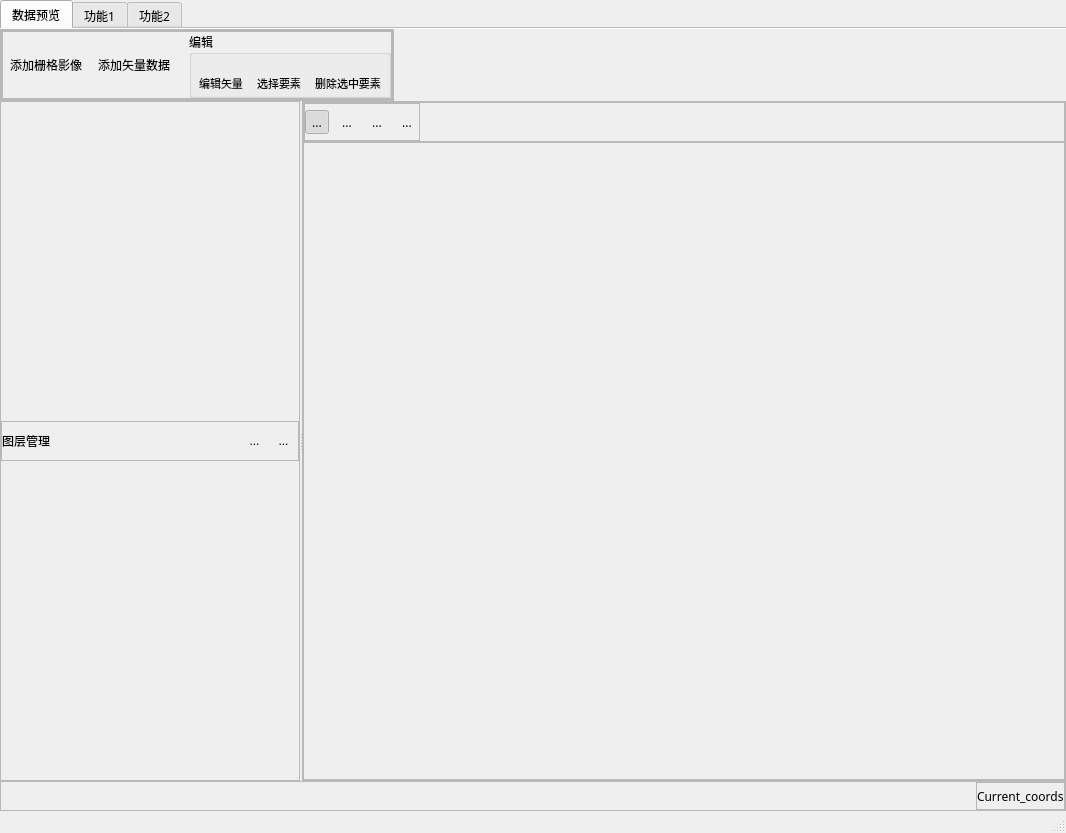
MasaHiroSaber/PyQGIS_Development, file ui/DevUI.ui: the form before one commit.
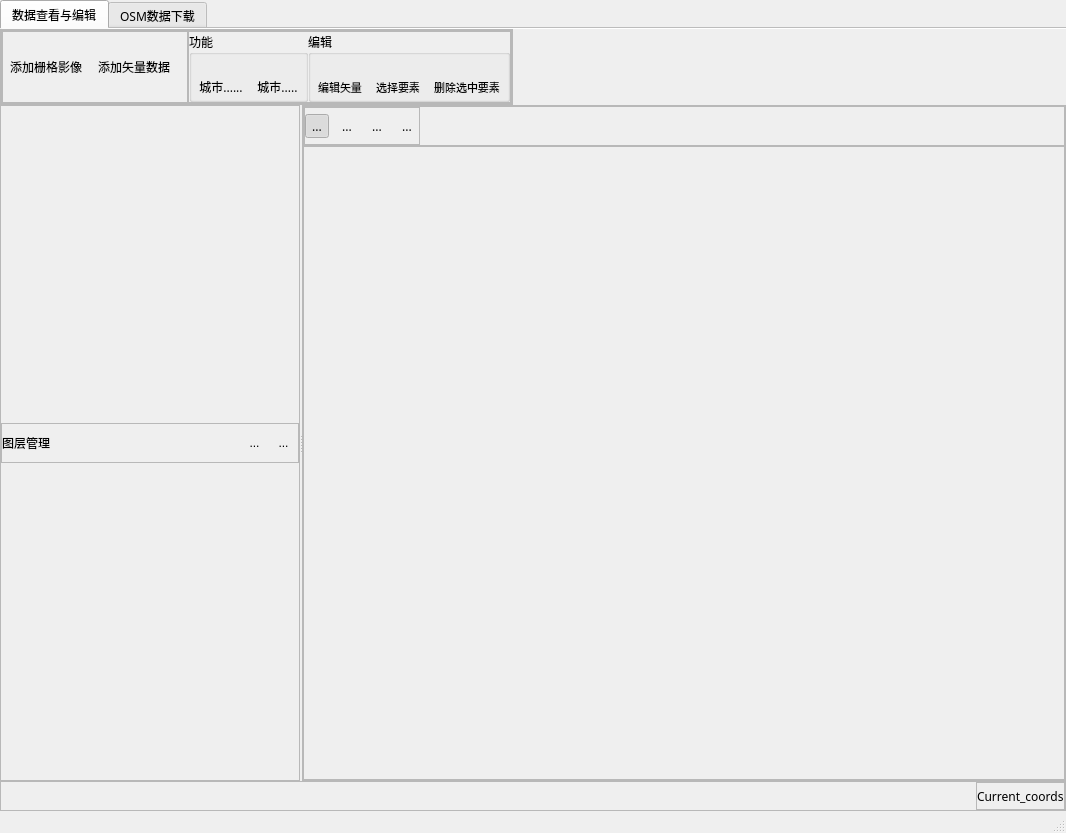
The form after the commit. Icons and pictures are not drawn.

Commit message: 添加osm文件读取，shp文件属性表编辑功能

What changed in the file:
```diff
--- a/ui/DevUI.ui
+++ b/ui/DevUI.ui
@@ -20,7 +20,7 @@
    <string>MainWindow</string>
   </property>
   <widget class="QWidget" name="centralwidget">
-   <layout class="QHBoxLayout" name="horizontalLayout_9">
+   <layout class="QVBoxLayout" name="verticalLayout_3">
     <property name="spacing">
      <number>0</number>
     </property>
@@ -51,7 +51,7 @@
       </property>
       <widget class="QWidget" name="tab_data_preview">
        <attribute name="title">
-        <string>数据预览</string>
+        <string>数据查看与编辑</string>
        </attribute>
        <layout class="QVBoxLayout" name="verticalLayout_2">
         <property name="spacing">
@@ -108,7 +108,7 @@
            <item>
             <widget class="QFrame" name="frame_prev_tools">
              <property name="sizePolicy">
-              <sizepolicy hsizetype="Fixed" vsizetype="Fixed">
+              <sizepolicy hsizetype="Preferred" vsizetype="Fixed">
                <horstretch>0</horstretch>
                <verstretch>0</verstretch>
               </sizepolicy>
@@ -234,13 +234,134 @@
                    </property>
                   </spacer>
                  </item>
+                </layout>
+               </widget>
+              </item>
+              <item>
+               <widget class="QFrame" name="prev_tools_custom">
+                <property name="frameShape">
+                 <enum>QFrame::StyledPanel</enum>
+                </property>
+                <property name="frameShadow">
+                 <enum>QFrame::Raised</enum>
+                </property>
+                <layout class="QHBoxLayout" name="horizontalLayout_9">
+                 <property name="spacing">
+                  <number>0</number>
+                 </property>
+                 <property name="leftMargin">
+                  <number>0</number>
+                 </property>
+                 <property name="topMargin">
+                  <number>0</number>
+                 </property>
+                 <property name="rightMargin">
+                  <number>0</number>
+                 </property>
+                 <property name="bottomMargin">
+                  <number>0</number>
+                 </property>
                  <item>
-                  <widget class="QGroupBox" name="groupBox">
+                  <widget class="QGroupBox" name="groupBox_custom_tools">
                    <property name="sizePolicy">
-                    <sizepolicy hsizetype="Preferred" vsizetype="Preferred">
+                    <sizepolicy hsizetype="Preferred" vsizetype="Maximum">
                      <horstretch>0</horstretch>
                      <verstretch>0</verstretch>
                     </sizepolicy>
+                   </property>
+                   <property name="minimumSize">
+                    <size>
+                     <width>0</width>
+                     <height>70</height>
+                    </size>
+                   </property>
+                   <property name="autoFillBackground">
+                    <bool>false</bool>
+                   </property>
+                   <property name="title">
+                    <string>功能</string>
+                   </property>
+                   <layout class="QHBoxLayout" name="horizontalLayout_11">
+                    <property name="spacing">
+                     <number>0</number>
+                    </property>
+                    <property name="sizeConstraint">
+                     <enum>QLayout::SetDefaultConstraint</enum>
+                    </property>
+                    <property name="leftMargin">
+                     <number>0</number>
+                    </property>
+                    <property name="topMargin">
+                     <number>0</number>
+                    </property>
+                    <property name="rightMargin">
+                     <number>0</number>
+                    </property>
+                    <property name="bottomMargin">
+                     <number>0</number>
+                    </property>
+                    <item alignment="Qt::AlignBottom">
+                     <widget class="QToolButton" name="button_city_tool">
+                      <property name="text">
+                       <string>城市......</string>
+                      </property>
+                      <property name="icon">
+                       <iconset resource="../resource/rc.qrc">
+                        <normaloff>:/icon/icon/map.png</normaloff>:/icon/icon/map.png</iconset>
+                      </property>
+                      <property name="iconSize">
+                       <size>
+                        <width>25</width>
+                        <height>25</height>
+                       </size>
+                      </property>
+                      <property name="toolButtonStyle">
+                       <enum>Qt::ToolButtonTextUnderIcon</enum>
+                      </property>
+                      <property name="autoRaise">
+                       <bool>true</bool>
+                      </property>
+                     </widget>
+                    </item>
+                    <item alignment="Qt::AlignBottom">
+                     <widget class="QToolButton" name="button_city_tool_2">
+                      <property name="text">
+                       <string>城市.....</string>
+                      </property>
+                      <property name="icon">
+                       <iconset resource="../resource/rc.qrc">
+                        <normaloff>:/icon/icon/contour.png</normaloff>:/icon/icon/contour.png</iconset>
+                      </property>
+                      <property name="iconSize">
+                       <size>
+                        <width>25</width>
+                        <height>25</height>
+                       </size>
+                      </property>
+                      <property name="toolButtonStyle">
+                       <enum>Qt::ToolButtonTextUnderIcon</enum>
+                      </property>
+                      <property name="autoRaise">
+                       <bool>true</bool>
+                      </property>
+                     </widget>
+                    </item>
+                   </layout>
+                  </widget>
+                 </item>
+                 <item>
+                  <widget class="QGroupBox" name="groupBox_feature_edit">
+                   <property name="sizePolicy">
+                    <sizepolicy hsizetype="Preferred" vsizetype="Maximum">
+                     <horstretch>0</horstretch>
+                     <verstretch>0</verstretch>
+                    </sizepolicy>
+                   </property>
+                   <property name="minimumSize">
+                    <size>
+                     <width>0</width>
+                     <height>70</height>
+                    </size>
                    </property>
                    <property name="font">
                     <font>
@@ -267,6 +388,9 @@
                     <property name="spacing">
                      <number>0</number>
                     </property>
+                    <property name="sizeConstraint">
+                     <enum>QLayout::SetDefaultConstraint</enum>
+                    </property>
                     <property name="leftMargin">
                      <number>0</number>
                     </property>
@@ -955,12 +1079,7 @@
       </widget>
       <widget class="QWidget" name="tab_tools_1">
        <attribute name="title">
-        <string>功能1</string>
-       </attribute>
-      </widget>
-      <widget class="QWidget" name="tab_tools_2">
-       <attribute name="title">
-        <string>功能2</string>
+        <string>OSM数据下载</string>
        </attribute>
       </widget>
      </widget>
```
Left out of the diff: 10 changed lines with no effect on the pictures. The commit also changes 12 other files.
